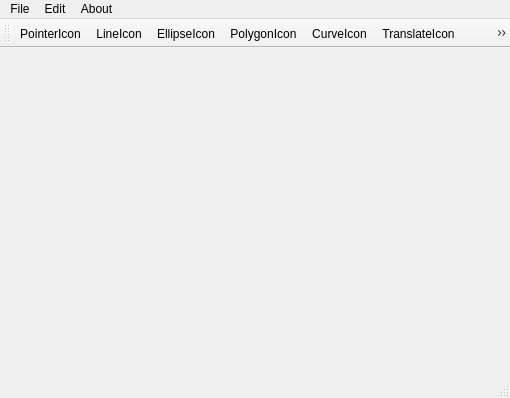
The window that mainwindow.ui (vigorweijia/ComputerGraphics) describes before a commit, drawn with Qt 5.
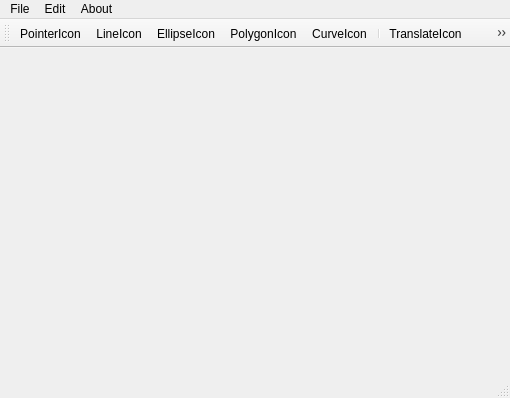
The same window after the commit. Icons and pictures are not drawn.

Diff of the .ui file:
```diff
--- a/mainwindow.ui
+++ b/mainwindow.ui
@@ -96,10 +96,13 @@
    <addaction name="actionEllipseIcon"/>
    <addaction name="actionPolygonIcon"/>
    <addaction name="actionCurveIcon"/>
+   <addaction name="separator"/>
    <addaction name="actionTranslateIcon"/>
    <addaction name="actionScaleIcon"/>
    <addaction name="actionRotateIcon"/>
    <addaction name="actionClipIcon"/>
+   <addaction name="separator"/>
+   <addaction name="actionHuajiIcon"/>
   </widget>
   <widget class="QStatusBar" name="statusBar"/>
   <action name="actionNewCanvas">
@@ -288,6 +291,15 @@
     <string>ClipIcon</string>
    </property>
   </action>
+  <action name="actionHuajiIcon">
+   <property name="icon">
+    <iconset resource="resources.qrc">
+     <normaloff>:/myicon/imgs/huaji.png</normaloff>:/myicon/imgs/huaji.png</iconset>
+   </property>
+   <property name="text">
+    <string>HuajiIcon</string>
+   </property>
+  </action>
  </widget>
  <layoutdefault spacing="6" margin="11"/>
  <resources>
```
